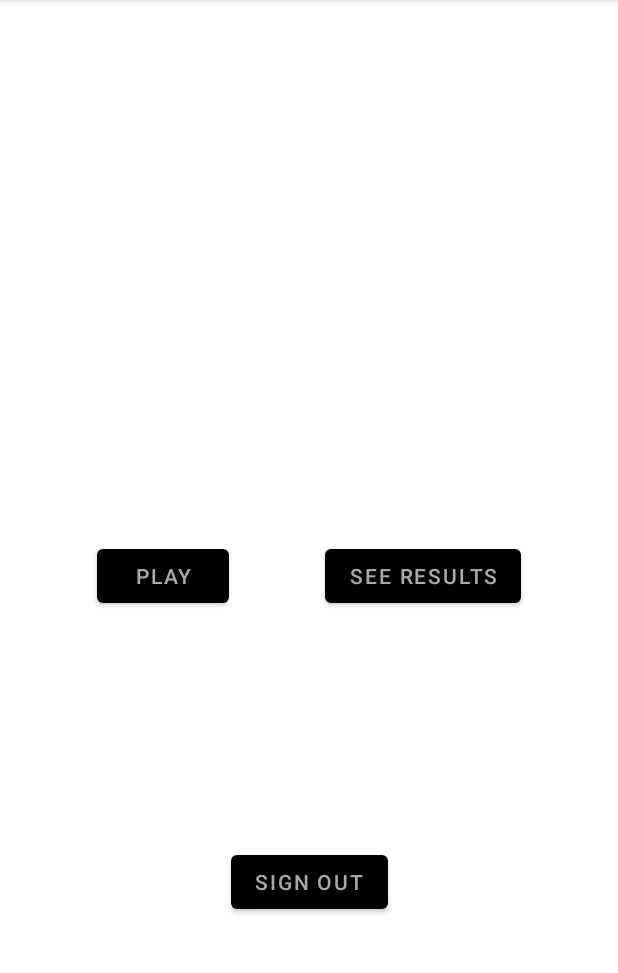
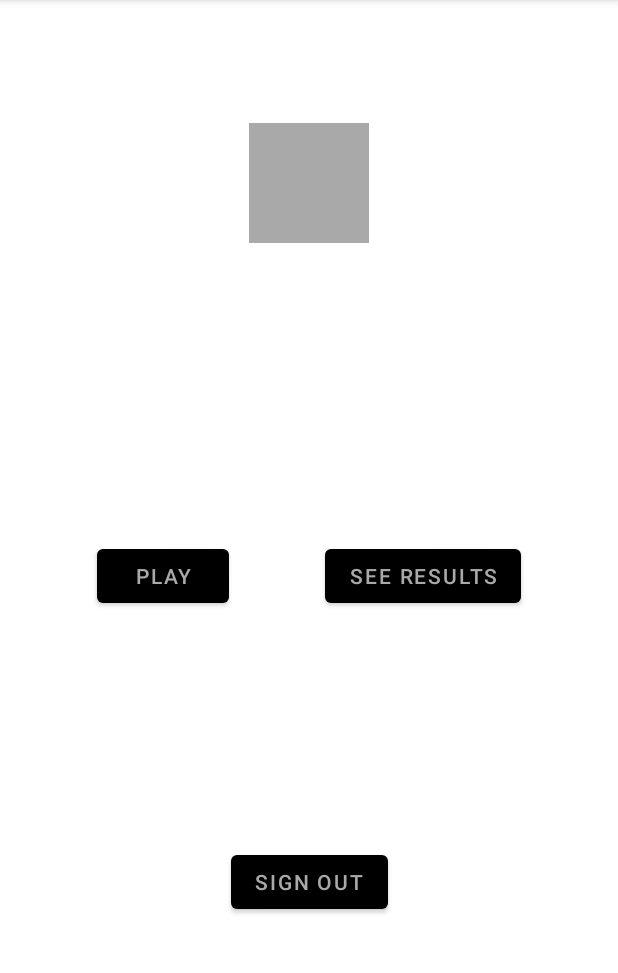
Before and after one commit to amilosevic11/GuessTheCountry, an Android app: the screen it shows after launch (PlayOrSeeResultsActivity), after a tap on "LOGIN", on a phone screen of 412 x 824 dp, the part 84-1057 px from its top. Run offline under Robolectric (Android 15) with nearby library versions, the light colour scheme and no system bars; our stand-ins replace Firebase (no records; nobody signed in at launch, a user with empty details on screens opened directly).

Commit message:
New activity and few layout components added

```diff
--- a/app/src/main/java/com/example/amilosevic/guessthecountry/activities/PlayOrSeeResultsActivity.kt
+++ b/app/src/main/java/com/example/amilosevic/guessthecountry/activities/PlayOrSeeResultsActivity.kt
@@ -31,6 +31,11 @@ class PlayOrSeeResultsActivity : AppCompatActivity() {
             startActivity(intent)
         }
 
+        binding.btnPlay.setOnClickListener {
+            val intent = Intent(this, PlayQuizActivity::class.java)
+            startActivity(intent)
+        }
+
         setContentView(binding.root)
     }
 
--- a/app/src/main/java/com/example/amilosevic/guessthecountry/di/KoinModules.kt
+++ b/app/src/main/java/com/example/amilosevic/guessthecountry/di/KoinModules.kt
@@ -1,9 +1,13 @@
 package com.example.amilosevic.guessthecountry.di
 
+import com.example.amilosevic.guessthecountry.data.firebase.FirebaseRealtimeDatabase
 import com.example.amilosevic.guessthecountry.model.User
 import com.example.amilosevic.guessthecountry.data.firebase.FirebaseService
+import com.example.amilosevic.guessthecountry.viewmodels.PlayOrSeeResultsViewModel
 import com.example.amilosevic.guessthecountry.viewmodels.RegistrationViewModel
 import com.google.firebase.auth.FirebaseAuth
+import com.google.firebase.database.FirebaseDatabase
+import com.google.firebase.ktx.Firebase
 import org.koin.androidx.viewmodel.dsl.viewModel
 import org.koin.dsl.module
 
@@ -13,4 +17,5 @@ val appModule = module {
 
 val viewModelModule = module {
     viewModel { RegistrationViewModel(FirebaseService(FirebaseAuth.getInstance())) }
+    viewModel { PlayOrSeeResultsViewModel(FirebaseRealtimeDatabase(FirebaseDatabase.getInstance()))}
 }
--- a/app/src/main/java/com/example/amilosevic/guessthecountry/viewmodels/PlayOrSeeResultsViewModel.kt
+++ b/app/src/main/java/com/example/amilosevic/guessthecountry/viewmodels/PlayOrSeeResultsViewModel.kt
@@ -3,7 +3,7 @@ package com.example.amilosevic.guessthecountry.viewmodels
 import androidx.lifecycle.ViewModel
 import com.example.amilosevic.guessthecountry.data.firebase.FirebaseRealtimeDatabase
 
-class PlayOrSeeResultsViewMode(private val database: FirebaseRealtimeDatabase) : ViewModel() {
+class PlayOrSeeResultsViewModel(private val database: FirebaseRealtimeDatabase) : ViewModel() {
 
 
 }
--- a/app/src/main/res/layout/activity_play_or_see_results.xml
+++ b/app/src/main/res/layout/activity_play_or_see_results.xml
@@ -5,6 +5,16 @@
     android:layout_width="match_parent"
     android:layout_height="match_parent"
     tools:context=".activities.PlayOrSeeResultsActivity">
+
+    <ImageView
+        android:id="@+id/iv_user_photo"
+        android:layout_width="80dp"
+        android:layout_height="80dp"
+        app:layout_constraintStart_toStartOf="parent"
+        app:layout_constraintEnd_toEndOf="parent"
+        app:layout_constraintTop_toTopOf="parent"
+        app:layout_constraintBottom_toTopOf="@id/tv_username"
+        android:src="@color/dark_grey"/>
 
     <TextView
         android:id="@+id/tv_username"
@@ -14,7 +24,7 @@
         android:textSize="@dimen/textSize"
         app:layout_constraintStart_toStartOf="parent"
         app:layout_constraintEnd_toEndOf="parent"
-        app:layout_constraintTop_toTopOf="parent"
+        app:layout_constraintTop_toBottomOf="@id/iv_user_photo"
         app:layout_constraintBottom_toTopOf="@id/btn_play"/>
 
     <Button
```
Also changed, not shown: app/src/main/AndroidManifest.xml (+5 -4 lines), app/src/main/java/com/example/amilosevic/guessthecountry/activities/PlayQuizActivity.kt (added, +12 -0 lines), app/src/main/res/layout/activity_play_quiz.xml (added, +11 -0 lines).
